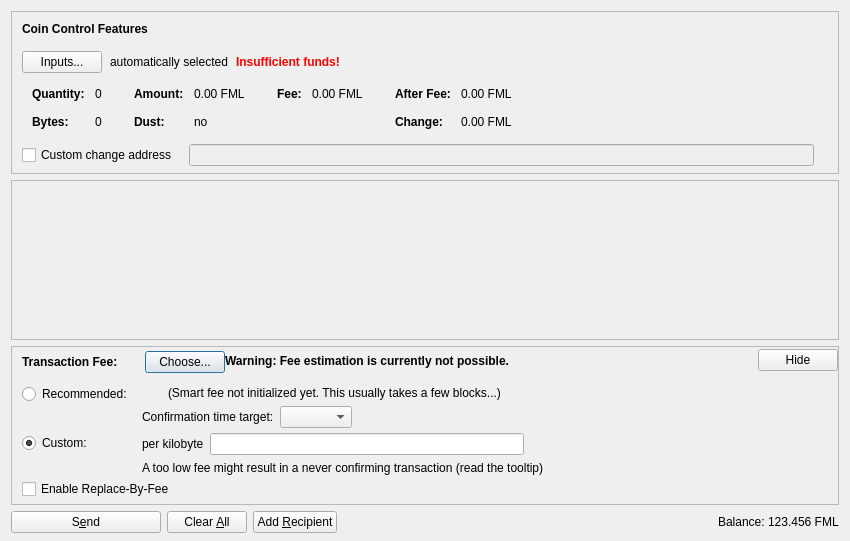
Old version of the form src/qt/forms/sendcoinsdialog.ui in the repository xblocker/poc-proj.
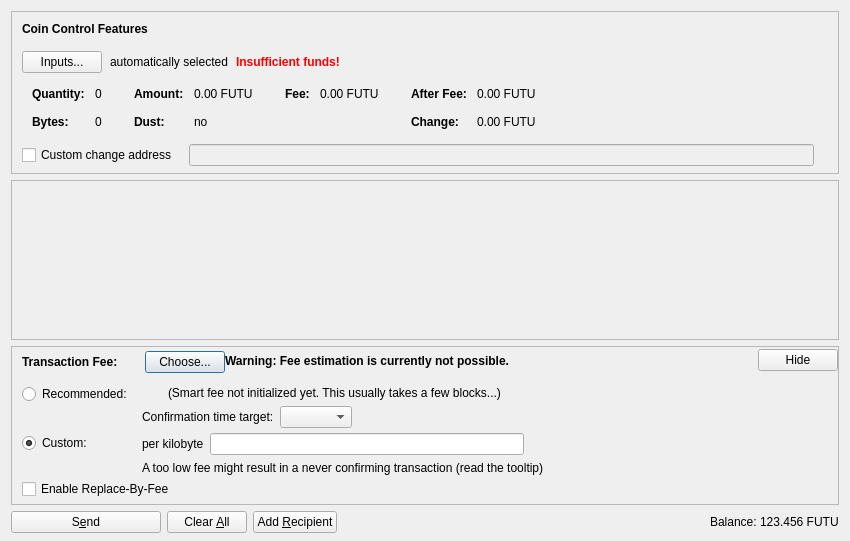
New version of the form. Icons and pictures are not drawn. Custom widgets are drawn as their Qt base class.

Diff of the .ui file:
```diff
--- a/src/qt/forms/sendcoinsdialog.ui
+++ b/src/qt/forms/sendcoinsdialog.ui
@@ -324,7 +324,7 @@
                   <enum>Qt::ActionsContextMenu</enum>
                  </property>
                  <property name="text">
-                  <string notr="true">0.00 FML</string>
+                  <string notr="true">0.00 FUTU</string>
                  </property>
                  <property name="textInteractionFlags">
                   <set>Qt::LinksAccessibleByMouse|Qt::TextSelectableByKeyboard|Qt::TextSelectableByMouse</set>
@@ -404,7 +404,7 @@
                   <enum>Qt::ActionsContextMenu</enum>
                  </property>
                  <property name="text">
-                  <string notr="true">0.00 FML</string>
+                  <string notr="true">0.00 FUTU</string>
                  </property>
                  <property name="textInteractionFlags">
                   <set>Qt::LinksAccessibleByMouse|Qt::TextSelectableByKeyboard|Qt::TextSelectableByMouse</set>
@@ -455,7 +455,7 @@
                   <enum>Qt::ActionsContextMenu</enum>
                  </property>
                  <property name="text">
-                  <string notr="true">0.00 FML</string>
+                  <string notr="true">0.00 FUTU</string>
                  </property>
                  <property name="textInteractionFlags">
                   <set>Qt::LinksAccessibleByMouse|Qt::TextSelectableByKeyboard|Qt::TextSelectableByMouse</set>
@@ -484,7 +484,7 @@
                   <enum>Qt::ActionsContextMenu</enum>
                  </property>
                  <property name="text">
-                  <string notr="true">0.00 FML</string>
+                  <string notr="true">0.00 FUTU</string>
                  </property>
                  <property name="textInteractionFlags">
                   <set>Qt::LinksAccessibleByMouse|Qt::TextSelectableByKeyboard|Qt::TextSelectableByMouse</set>
@@ -1217,7 +1217,7 @@
           <cursorShape>IBeamCursor</cursorShape>
          </property>
          <property name="text">
-          <string notr="true">123.456 FML</string>
+          <string notr="true">123.456 FUTU</string>
          </property>
          <property name="textInteractionFlags">
           <set>Qt::LinksAccessibleByMouse|Qt::TextSelectableByKeyboard|Qt::TextSelectableByMouse</set>
```
Left out of the diff: 2 changed lines with no effect on the pictures.
